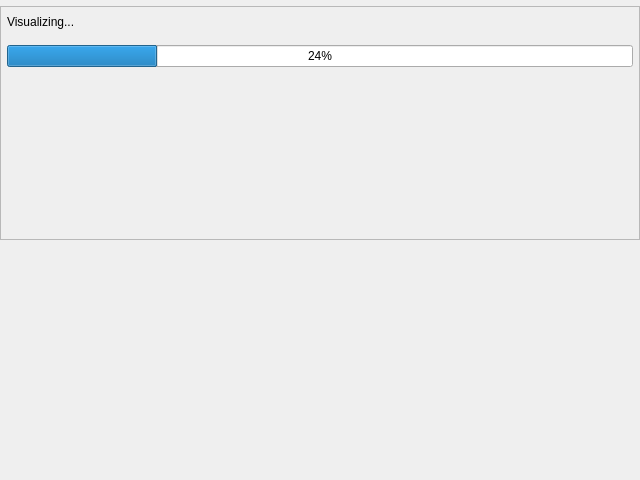
Qt form coquery/gui/ui/visualizer.ui (gkunter/coquery) before a commit.
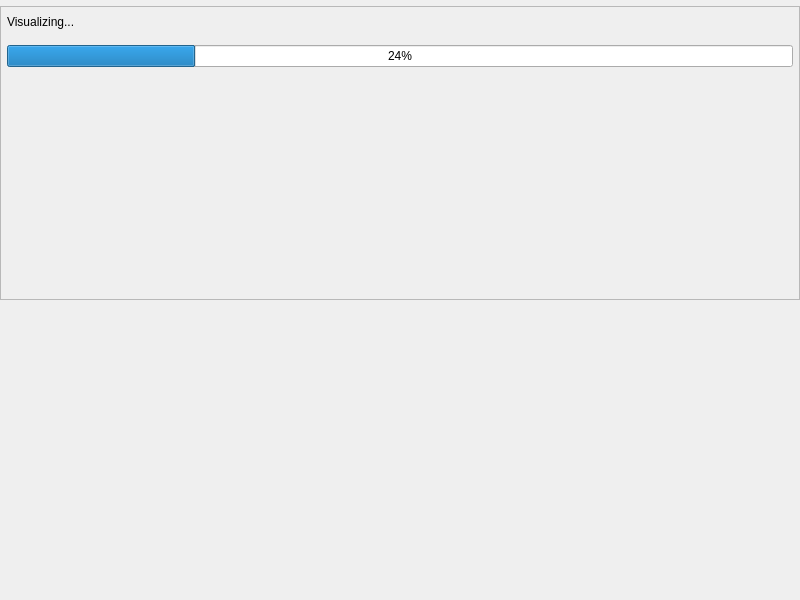
The same form after that commit.

Commit message: Make default size larger

Diff of the .ui file:
```diff
--- a/coquery/gui/ui/visualizer.ui
+++ b/coquery/gui/ui/visualizer.ui
@@ -6,8 +6,8 @@
    <rect>
     <x>0</x>
     <y>0</y>
-    <width>640</width>
-    <height>480</height>
+    <width>800</width>
+    <height>600</height>
    </rect>
   </property>
   <property name="windowTitle">
```
The commit also changes 1 other file.
